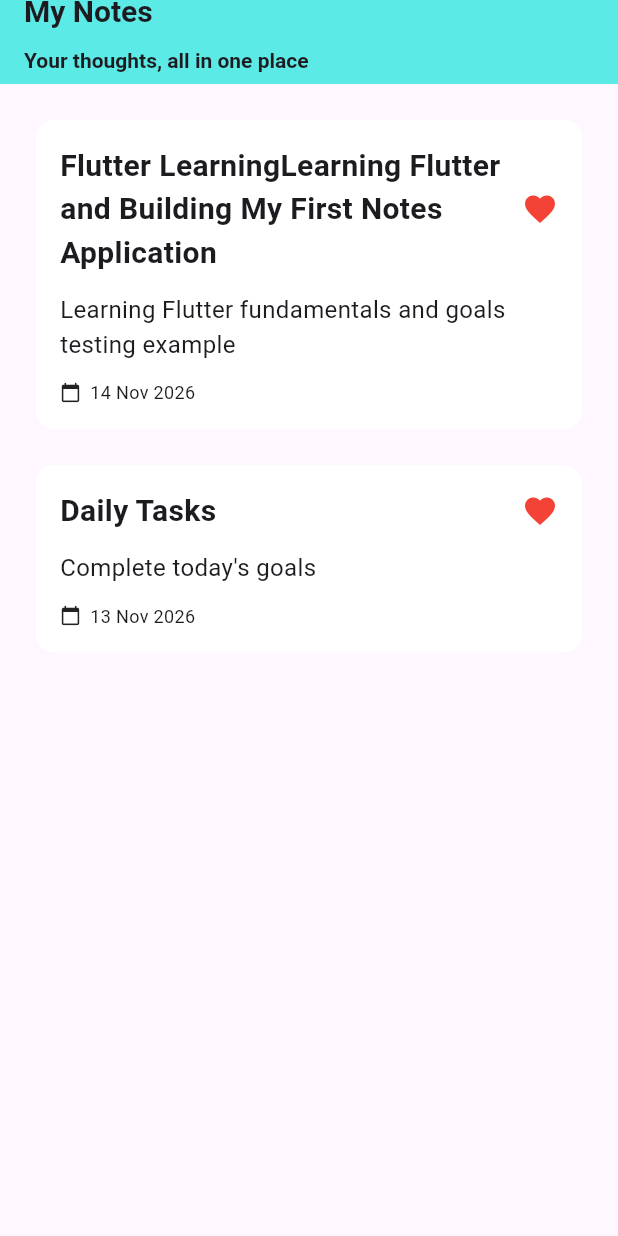
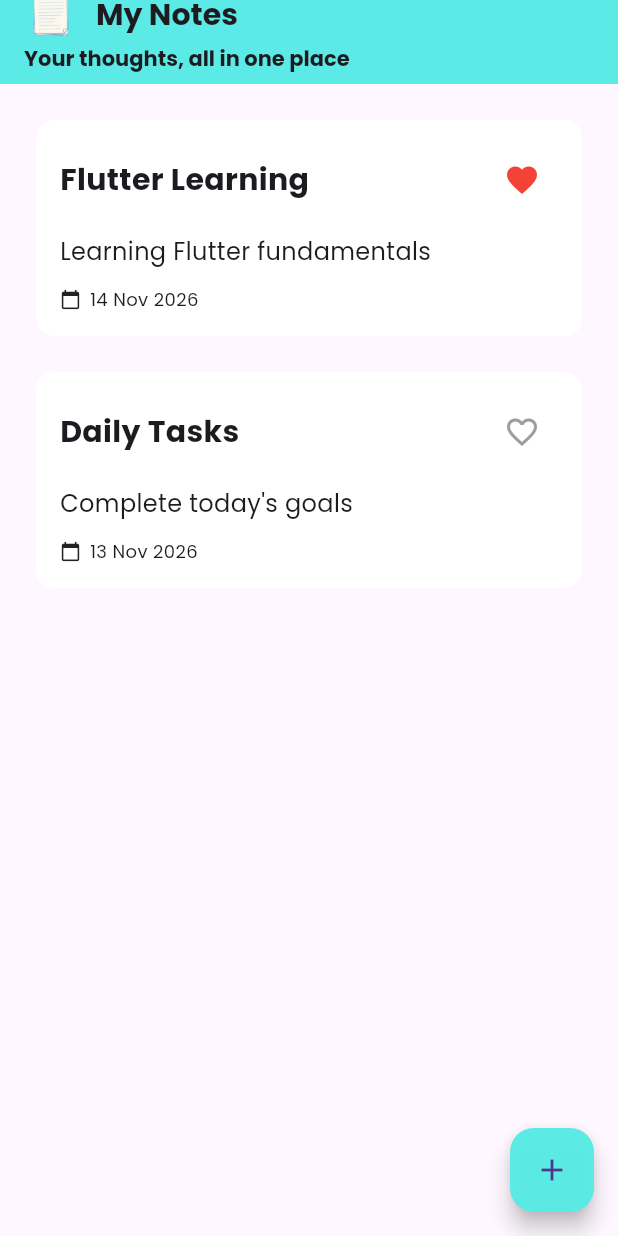
Before and after one commit to devansh-onelap/my-notes, a Flutter app: the screen it shows after launch, on a phone screen of 412 x 824 dp. Run offline on Flutter 3.47's test engine with Material 3 defaults, Android fonts, the phone set to English and light mode, and no system bars; our stand-ins replace material_ui.

Commit message:
updated till day-3 content

```diff
--- /dev/null
+++ b/lib/note.dart
@@ -0,0 +1,13 @@
+class Note {
+  String title;
+  String description;
+  String creationDate;
+  bool isFavourite;
+
+  Note({
+    required this.title,
+    required this.description,
+    required this.creationDate,
+    this.isFavourite = false
+  });
+}
--- a/lib/note_card.dart
+++ b/lib/note_card.dart
@@ -4,8 +4,17 @@ class NoteCard extends StatelessWidget {
   final String title;
   final String description;
   final String creationDate;
+  final bool isFavourite;
+  final VoidCallback onFavouriteTap;
 
-  const NoteCard({super.key, required this.title, required this.description, required this.creationDate});
+  const NoteCard({
+    super.key,
+    required this.title,
+    required this.description,
+    required this.creationDate,
+    required this.isFavourite,
+    required this.onFavouriteTap
+  });
 
   @override
   Widget build(BuildContext context) {
@@ -28,7 +37,12 @@ class NoteCard extends StatelessWidget {
               Expanded (
                 child: Text(title, style: TextStyle(fontSize: 20, fontWeight: FontWeight.bold)),
               ),
-              Icon(Icons.favorite, color: Colors.red, size: 24,)
+              IconButton(
+                onPressed: onFavouriteTap,
+                icon: isFavourite? Icon(Icons.favorite, color: Colors.red) :
+                Icon(Icons.favorite_border, color: Colors.grey),
+                iconSize: 24,
+              )
             ],
           ),
           SizedBox(height: 12,),
--- /dev/null
+++ b/lib/note_screen.dart
@@ -0,0 +1,203 @@
+import 'package:material_ui/material_ui.dart';
+import 'package:my_notes/note.dart';
+import 'package:my_notes/note_card.dart';
+
+class NoteScreen extends StatefulWidget {
+  const NoteScreen({super.key});
+
+  @override
+  State<NoteScreen> createState() => _NoteScreenState();
+}
+
+class _NoteScreenState extends State<NoteScreen> {
+
+  List<Note> notes = [
+    Note(
+      title: "Flutter Learning",
+      description: "Learning Flutter fundamentals",
+      creationDate: "14 Nov 2026",
+      isFavourite: true
+    ),
+    Note(
+      title: "Daily Tasks",
+      description: "Complete today's goals",
+      creationDate: "13 Nov 2026",
+    ),
+  ];
+
+  final TextEditingController titleController = TextEditingController();
+  final TextEditingController descriptionController = TextEditingController();
+
+  void onFavouriteTap(Note note) {
+    setState(() {
+      note.isFavourite = !note.isFavourite;
+    });
+  }
+
+  void _showCreateNoteDialog() {
+    showDialog(
+      context: context,
+      builder: (context) {
+        return AlertDialog(
+          title: Text("Create Note"),
+          content: Column(
+            mainAxisSize: MainAxisSize.min,
+            crossAxisAlignment: CrossAxisAlignment.start,
+
+            children: [
+              Text("Title"),
+              TextField(
+                controller: titleController,
+                decoration: InputDecoration(
+                  hintText: "Enter title here",
+                ),
+              ),
+              SizedBox(height: 24),
+              Text("Description"),
+              TextField(
+                controller: descriptionController,
+                decoration: InputDecoration(
+                  hintText: "Enter description here"
+                ),
+              ),
+              SizedBox(height: 24),
+              Row(
+                mainAxisAlignment: MainAxisAlignment.end,
+                crossAxisAlignment: CrossAxisAlignment.center,
+                children: [
+                  ElevatedButton(
+                    onPressed: () {
+                      _saveNote();
+                    },
+                    child: Text("Save"),
+                  ),
+                  SizedBox(width: 6,),
+                  ElevatedButton(
+                    onPressed: () {
+                      _cancelNote();
+                    },
+                    child: Text("cancel"),
+                  )
+                ],
+              )
+            ],
+          )
+        );
+      }
+    );
+  }
+
+  void _saveNote() {
+    final String title = titleController.text.trim();
+    final String description = descriptionController.text.trim();
+    if (title.isEmpty || description.isEmpty) {
+      ScaffoldMessenger.of(context).showSnackBar(
+        SnackBar(
+          content: Text("Both title and description are required"),
+        )
+      );
+    } else {
+      Note newNote = Note(
+          title: title,
+          description: description,
+          creationDate: _getCurrentDate()
+      );
+      setState(() {
+        notes.add(newNote);
+      });
+    }
+    titleController.clear();
+    descriptionController.clear();
+    Navigator.pop(context);
+  }
+
+  void _cancelNote() {
+    titleController.clear();
+    descriptionController.clear();
+    Navigator.pop(context);
+  }
+
+  String _getCurrentDate() {
+    final now = DateTime.now();
+
+    return "${now.day} ${_getMonthName(now.month)} ${now.year}";
+  }
+
+  String _getMonthName(int month) {
+    const months = [
+      "Jan", "Feb", "Mar", "Apr",
+      "May", "Jun", "Jul", "Aug",
+      "Sep", "Oct", "Nov", "Dec"
+    ];
+    return months[month - 1];
+  }
+
+  @override
+  void initState() {
+    super.initState();
+  }
+
+  @override
+  void dispose() {
+    titleController.dispose();
+    descriptionController.dispose();
+    super.dispose();
+  }
+
+  @override
+  Widget build(BuildContext context) {
+    return Scaffold(
+        appBar: AppBar(
+            title: Container(
+              height: 74,
+              child: Column(
+                mainAxisAlignment: MainAxisAlignment.start,
+                crossAxisAlignment: CrossAxisAlignment.start,
+                children: [
+                  Row(
+                    mainAxisAlignment: MainAxisAlignment.start,
+                    crossAxisAlignment: CrossAxisAlignment.center,
+                    children: [
+                      Image.asset(
+                        "assets/images/notes_logo.png",
+                        width: 36,
+                        height: 36,
+                        fit: BoxFit.contain,
+                      ),
+                      SizedBox(width: 12,),
+                      Text("My Notes", style: TextStyle(fontWeight: FontWeight.bold, fontSize: 20)),
+                    ],
+                  ),
+                  SizedBox(height: 3),
+                  Text("Your thoughts, all in one place", style: TextStyle(fontSize: 14, fontWeight: FontWeight.w600),),
+                ],
+              ),
+            ),
+            backgroundColor: Color(0xfa59eae5)
+        ),
+        body: ListView.builder(
+          itemCount: notes.length,
+          padding: EdgeInsets.all(12),
+          itemBuilder: (context, index) {
+            final note = notes[index];
+            return NoteCard(
+              title: note.title,
+              description: note.description,
+              creationDate: note.creationDate,
+              isFavourite: note.isFavourite,
+              onFavouriteTap: () {
+                onFavouriteTap(note);
+              }
+            );
+          },
+        ),
+        floatingActionButton: FloatingActionButton(
+          onPressed: () {
+            _showCreateNoteDialog();
+          },
+          backgroundColor: Color(0xfa59eae5),
+          child: Icon(Icons.add),
+        ),
+    );
+  }
+}
```
Also changed, not shown: lib/main.dart (+5 -27 lines), pubspec.yaml (+8 -0 lines), assets/fonts/Poppins-Bold.ttf (added), assets/fonts/Poppins-Regular.ttf (added), assets/images/notes_logo.png (added), lib/state_widget_examples/Statefull_Counter.dart (renamed from lib/state_widget/Statefull_Counter.dart), lib/state_widget_examples/Stateless_Widget.dart (renamed from lib/state_widget/Stateless_Widget.dart).
